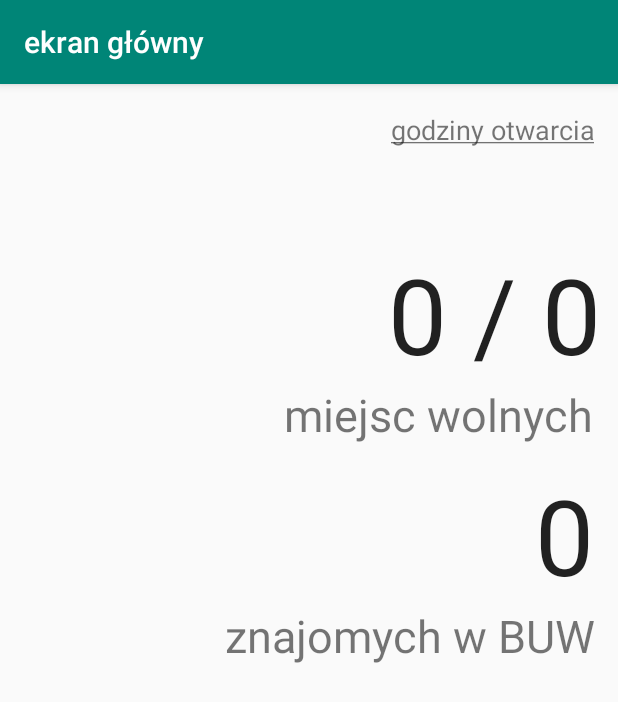
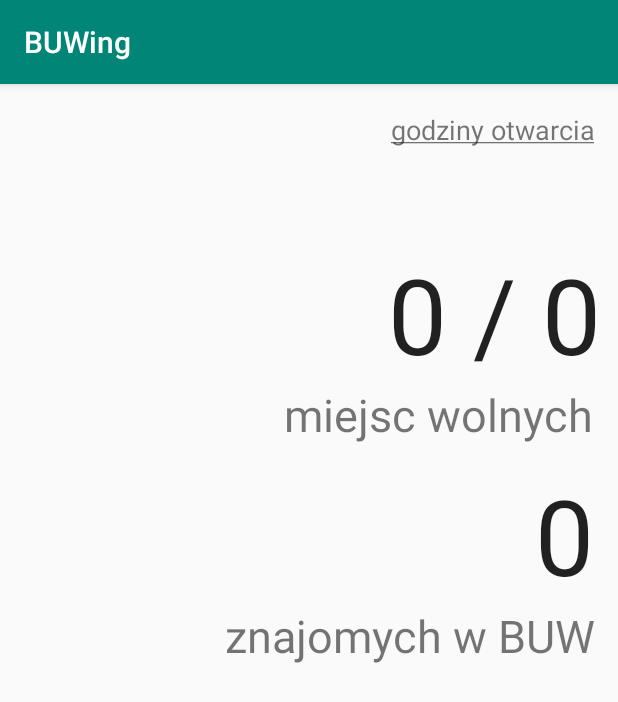
Before and after one commit to k-rokicki/BUWing, an Android app: the fragment MainScreenFragment shown on its own in the app's theme, on a phone screen of 412 x 824 dp. Shown: the top 702 px of the screen. Run offline under Robolectric (Android 15) with nearby library versions, the phone set to English and light mode, and no system bars.

Commit message:
[Kacper] poprawki wizualne przy zaznaczaniu fragmentów z menu bocznego

```diff
--- a/BUWing/app/src/main/java/com/example/buwing/BaseFragment.java
+++ b/BUWing/app/src/main/java/com/example/buwing/BaseFragment.java
@@ -5,6 +5,7 @@
 import android.support.annotation.NonNull;
 import android.support.annotation.Nullable;
 import android.support.v4.app.Fragment;
+import android.support.v7.app.AppCompatActivity;
 import android.view.LayoutInflater;
 import android.view.View;
 import android.view.ViewGroup;
@@ -26,6 +27,7 @@
     public void onViewCreated(@NonNull View view, @Nullable Bundle savedInstanceState) {
         super.onViewCreated(view, savedInstanceState);
         Objects.requireNonNull(getActivity()).setTitle(title);
+        Objects.requireNonNull(((AppCompatActivity) getActivity()).getSupportActionBar()).setTitle(title);
     }
 
     public void onBackPressed() {
--- a/BUWing/app/src/main/java/com/example/buwing/LoggedInActivity.java
+++ b/BUWing/app/src/main/java/com/example/buwing/LoggedInActivity.java
@@ -46,6 +46,7 @@
 
         NavigationView navigationView = findViewById(R.id.nav_view);
         navigationView.setNavigationItemSelectedListener(this);
+        navigationView.getMenu().getItem(0).setChecked(true);
 
         View nameAndNicknameView = navigationView.getHeaderView(0);
         nameTextView = nameAndNicknameView.findViewById(R.id.nameTextView);
@@ -65,14 +66,13 @@
             drawer.closeDrawer(GravityCompat.START);
         } else {
             tellFragments();
-            //super.onBackPressed();
         }
     }
 
     private void tellFragments(){
         List<Fragment> fragments = getSupportFragmentManager().getFragments();
         for (Fragment f : fragments) {
-            if(f != null && f instanceof BaseFragment)
+            if (f != null && f instanceof BaseFragment)
                 ((BaseFragment)f).onBackPressed();
         }
     }
--- a/BUWing/app/src/main/java/com/example/buwing/MainScreenFragment.java
+++ b/BUWing/app/src/main/java/com/example/buwing/MainScreenFragment.java
@@ -146,6 +146,13 @@
         }
     }
 
+    @Override
+    public void onCreate(@Nullable Bundle savedInstanceState) {
+        _layout = R.layout.fragment_my_profile;
+        title = "BUWing";
+        super.onCreate(savedInstanceState);
+    }
+
     @Nullable
     @Override
     public View onCreateView(LayoutInflater inflater, @Nullable ViewGroup container, @Nullable Bundle savedInstanceState) {
```
Also changed, not shown: BUWing/app/src/main/res/menu/activity_logged_in_drawer.xml (+6 -3 lines).
